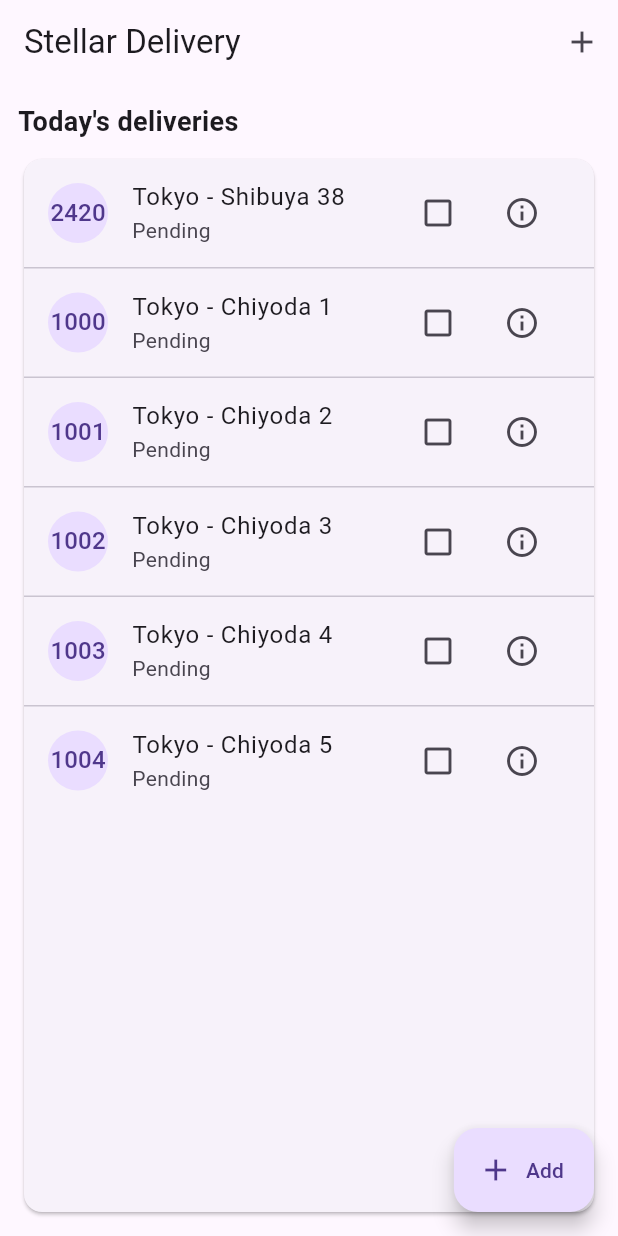
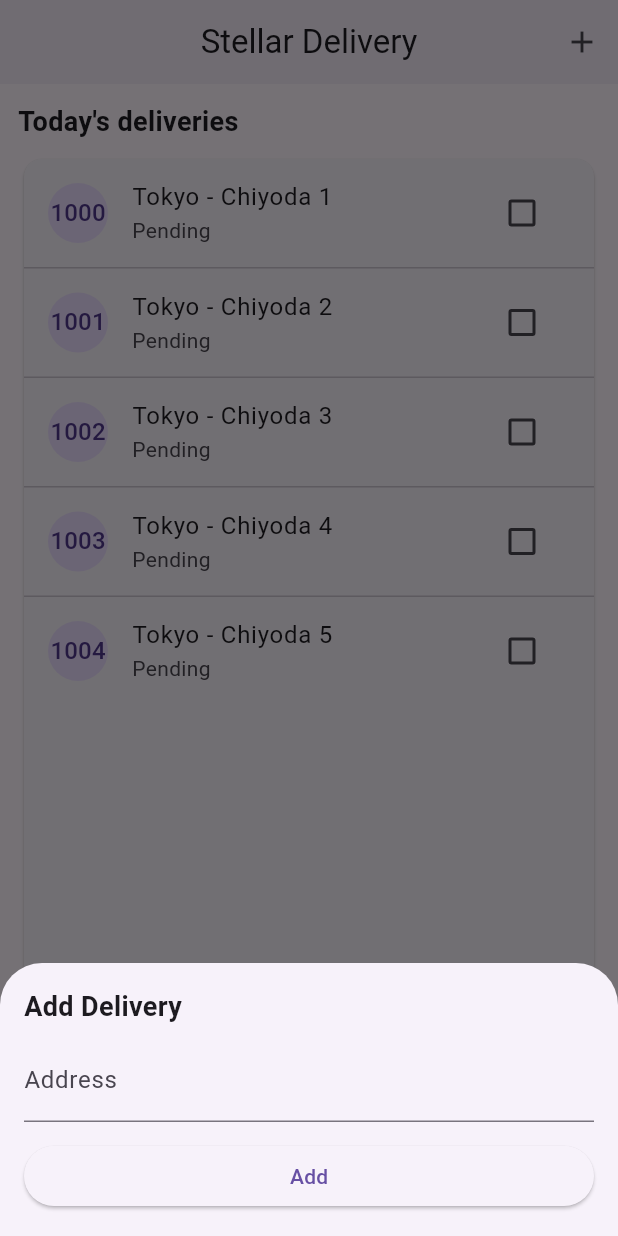
Before and after one commit to RENMORITAA/software-engineering, a Flutter app: the screen it shows after launch, after a tap on the "add" icon, on a phone screen of 412 x 824 dp. Run offline on Flutter 3.47's test engine with Material 3 defaults, Android fonts, the phone set to English and light mode, and no system bars.

Commit message:
開発環境

```diff
--- a/stellar-delivery/frontend/lib/main.dart
+++ b/stellar-delivery/frontend/lib/main.dart
@@ -10,7 +10,7 @@ class MyApp extends StatelessWidget {
   @override
   Widget build(BuildContext context) {
     return MaterialApp(
-      title: 'Stellar Dery',
+      title: 'Stellar Delivery',
       theme: ThemeData(primarySwatch: Colors.indigo),
       home: const DeliveryHome(),
     );
@@ -38,6 +38,7 @@ class _DeliveryHomeState extends State<DeliveryHome> {
   );
 
   final Random _rnd = Random();
+  int _currentIndex = 0;
 
   void _addRandom() {
     final id = 'DLV-${1000 + _rnd.nextInt(9000)}';
@@ -47,22 +48,124 @@ class _DeliveryHomeState extends State<DeliveryHome> {
     });
   }
 
-  void _toggleDelivered(int idx) {
-    setState(() {
-      _items[idx].delivered = !_items[idx].delivered;
-    });
+  void _showAddSheet() {
+    final _addrCtl = TextEditingController();
+    showModalBottomSheet<void>(
+      context: context,
+      isScrollControlled: true,
+      builder: (ctx) => Padding(
+        padding: EdgeInsets.only(bottom: MediaQuery.of(ctx).viewInsets.bottom),
+        child: Padding(
+          padding: const EdgeInsets.all(16.0),
+          child: Column(
+            mainAxisSize: MainAxisSize.min,
+            crossAxisAlignment: CrossAxisAlignment.stretch,
+            children: [
+              const Text('Add Delivery', style: TextStyle(fontSize: 18, fontWeight: FontWeight.w600)),
+              const SizedBox(height: 8),
+              TextField(controller: _addrCtl, decoration: const InputDecoration(labelText: 'Address')),
+              const SizedBox(height: 12),
+              ElevatedButton(
+                onPressed: () {
+                  final addr = _addrCtl.text.trim();
+                  if (addr.isEmpty) return;
+                  final id = 'DLV-${1000 + _rnd.nextInt(9000)}';
+                  setState(() => _items.insert(0, Delivery(id: id, address: addr)));
+                  Navigator.of(ctx).pop();
+                },
+                child: const Text('Add'),
+              )
+            ],
+          ),
+        ),
+      ),
+    );
   }
 
-  void _showDetails(Delivery d) {
-    showDialog<void>(
+  void _toggleDeliveredById(String id) {
+    final idx = _items.indexWhere((e) => e.id == id);
+    if (idx == -1) return;
+    setState(() => _items[idx].delivered = !_items[idx].delivered);
+  }
+
+  void _showDetailsSheet(Delivery d) {
+    showModalBottomSheet<void>(
       context: context,
-      builder: (ctx) => AlertDialog(
-        title: Text('Delivery ${d.id}'),
-        content: Text('Address: ${d.address}\nStatus: ${d.delivered ? 'Delivered' : 'Pending'}'),
-        actions: [
-          TextButton(onPressed: () => Navigator.of(ctx).pop(), child: const Text('Close')),
-        ],
+      builder: (ctx) => Padding(
+        padding: const EdgeInsets.all(16.0),
+        child: Column(
+          mainAxisSize: MainAxisSize.min,
+          crossAxisAlignment: CrossAxisAlignment.start,
+          children: [
+            Text('Delivery ${d.id}', style: const TextStyle(fontSize: 18, fontWeight: FontWeight.w600)),
+            const SizedBox(height: 8),
+            Text('Address: ${d.address}'),
+            const SizedBox(height: 8),
+            Row(
+              children: [
+                const Text('Status: '),
+                Chip(label: Text(d.delivered ? 'Delivered' : 'Pending')),
+                const Spacer(),
+                TextButton(
+                  onPressed: () {
+                    Navigator.of(ctx).pop();
+                    _toggleDeliveredById(d.id);
+                  },
+                  child: Text(d.delivered ? 'Mark Pending' : 'Mark Delivered'),
+                )
+              ],
+            )
+          ],
+        ),
       ),
+    );
+  }
+
+  Widget _buildDeliveries() {
+    if (_items.isEmpty) {
+      return const Center(child: Text('No deliveries'));
+    }
+    return ListView.separated(
+      itemCount: _items.length,
+      separatorBuilder: (_, __) => const Divider(height: 1),
+      itemBuilder: (context, idx) {
+        final d = _items[idx];
+        return Dismissible(
+          key: ValueKey(d.id),
+          direction: DismissDirection.endToStart,
+          background: Container(
+            color: Colors.red,
+            alignment: Alignment.centerRight,
+            padding: const EdgeInsets.only(right: 20),
+            child: const Icon(Icons.delete, color: Colors.white),
+          ),
+          onDismissed: (direction) {
+            final removed = d;
+            setState(() => _items.removeAt(idx));
+            ScaffoldMessenger.of(context).clearSnackBars();
+            ScaffoldMessenger.of(context).showSnackBar(
+              SnackBar(
+                content: Text('Deleted ${removed.id}'),
+                action: SnackBarAction(
+                  label: 'Undo',
+                  onPressed: () => setState(() => _items.insert(idx, removed)),
+                ),
+              ),
+            );
+          },
+          child: ListTile(
+            leading: CircleAvatar(child: Text(d.id.split('-').last)),
+            title: Text(d.address),
+            subtitle: Text(d.delivered ? 'Delivered' : 'Pending'),
+            trailing: Checkbox(
+              value: d.delivered,
+              onChanged: (_) => _toggleDeliveredById(d.id),
+            ),
+            onTap: () => _showDetailsSheet(d),
+            onLongPress: () => _showDetailsSheet(d),
+          ),
+        );
+      },
     );
   }
 
@@ -71,8 +174,10 @@ class _DeliveryHomeState extends State<DeliveryHome> {
     return Scaffold(
       appBar: AppBar(
         title: const Text('Stellar Delivery'),
+        centerTitle: true,
+        elevation: 2,
         actions: [
-          IconButton(icon: const Icon(Icons.add), onPressed: _addRandom, tooltip: 'Add random delivery'),
+          IconButton(onPressed: _showAddSheet, icon: const Icon(Icons.add)),
         ],
       ),
       body: Padding(
@@ -84,34 +189,26 @@ class _DeliveryHomeState extends State<DeliveryHome> {
             const SizedBox(height: 8),
             Expanded(
               child: Card(
-                child: ListView.separated(
-                  itemCount: _items.length,
-                  separatorBuilder: (_, __) => const Divider(height: 1),
-                  itemBuilder: (context, idx) {
-                    final d = _items[idx];
-                    return ListTile(
-                      leading: CircleAvatar(child: Text(d.id.split('-').last)),
-                      title: Text(d.address),
-                      subtitle: Text(d.delivered ? 'Delivered' : 'Pending'),
-                      trailing: Wrap(spacing: 8, children: [
-                        IconButton(
-                          icon: Icon(d.delivered ? Icons.check_box : Icons.check_box_outline_blank),
-                          onPressed: () => _toggleDelivered(idx),
-                        ),
-                        IconButton(icon: const Icon(Icons.info_outline), onPressed: () => _showDetails(d)),
-                      ]),
-                    );
-                  },
+                child: ClipRRect(
+                  borderRadius: BorderRadius.circular(4),
+                  child: _buildDeliveries(),
                 ),
               ),
             ),
           ],
         ),
       ),
-      floatingActionButton: FloatingActionButton.extended(
-        onPressed: _addRandom,
-        label: const Text('Add'),
-        icon: const Icon(Icons.add),
+      bottomNavigationBar: BottomNavigationBar(
+        currentIndex: _currentIndex,
+        onTap: (i) => setState(() => _currentIndex = i),
+        items: const [
+          BottomNavigationBarItem(icon: Icon(Icons.list), label: 'Deliveries'),
+          BottomNavigationBarItem(icon: Icon(Icons.person), label: 'Profile'),
+        ],
+      ),
+      floatingActionButton: FloatingActionButton(
+        onPressed: _showAddSheet,
+        child: const Icon(Icons.add),
       ),
     );
   }
```
Also changed, not shown: 1 other file.
